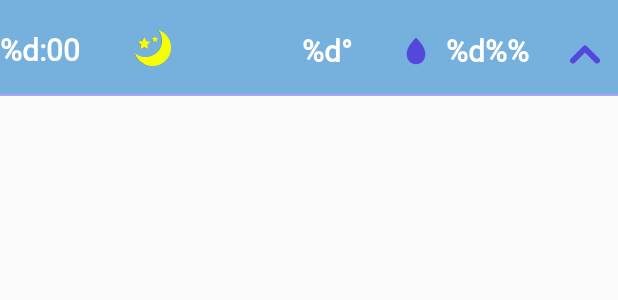
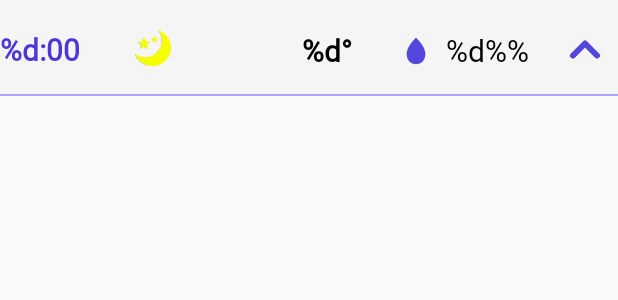
Before and after one commit to AliMoshtaq/weather-app-project, an Android app: the layout daily_hourly_item.xml on its own in the app's theme, with its tools: preview values and no code run, on a phone screen of 412 x 824 dp. Shown: the top 300 px of the screen. Run offline under Robolectric (Android 15) with nearby library versions, the phone set to English and light mode, and no system bars.

Commit message:
daily title fixed

```diff
--- a/app/build.gradle
+++ b/app/build.gradle
@@ -4,6 +4,7 @@ plugins {
     id 'kotlin-android'
     id 'kotlin-kapt'
     id 'kotlin-android-extensions'
+
 }
 
 android {
--- a/app/src/main/res/drawable/bg_home_screen.xml
+++ b/app/src/main/res/drawable/bg_home_screen.xml
@@ -3,8 +3,8 @@
     <item>
         <shape>
             <gradient
-                android:startColor="#4434F9"
-                android:endColor="#6A64AD"
+                android:startColor="#4B86B4"
+                android:endColor="#4434F9"
                 android:angle="270"/>
         </shape>
     </item>
--- a/app/src/main/res/layout/daily_hourly_item.xml
+++ b/app/src/main/res/layout/daily_hourly_item.xml
@@ -14,7 +14,7 @@
         android:layout_marginTop="19dp"
         android:fontFamily="@font/inter"
         android:text="@string/daily_hour_second"
-        android:textColor="@color/white"
+        android:textColor="@color/blue"
         android:textSize="20sp"
         android:textStyle="bold"
         app:layout_constraintStart_toStartOf="parent"
@@ -39,7 +39,7 @@
         android:layout_marginEnd="32.75dp"
         android:fontFamily="@font/inter"
         android:text="@string/daily_temp_grade"
-        android:textColor="@color/white"
+        android:textColor="@color/black"
         android:textSize="20sp"
         android:textStyle="bold"
         app:layout_constraintEnd_toStartOf="@id/day_icon_drop"
@@ -64,9 +64,9 @@
         android:layout_marginTop="20dp"
         android:fontFamily="@font/inter"
         android:text="@string/daily_humidity_percent"
-        android:textColor="@color/white"
+        android:textColor="@color/black"
         android:textSize="20sp"
-        android:textStyle="bold"
+
         app:layout_constraintStart_toEndOf="@id/day_icon_drop"
         app:layout_constraintTop_toTopOf="parent" />
 
@@ -74,7 +74,7 @@
         android:id="@+id/arrow_icon"
         android:layout_width="wrap_content"
         android:layout_height="wrap_content"
-        android:layout_marginTop="25dp"
+        android:layout_marginTop="22dp"
         android:layout_marginEnd="10dp"
         android:contentDescription="@string/icon_arrow"
         android:src="@drawable/ic_arrow_expand"
--- a/app/src/main/res/layout/fragment_error.xml
+++ b/app/src/main/res/layout/fragment_error.xml
@@ -53,8 +53,4 @@
         app:layout_constraintEnd_toEndOf="parent"
         app:layout_constraintTop_toBottomOf="@+id/errorText"/>
 
-
-
-
-
 </androidx.constraintlayout.widget.ConstraintLayout>
--- a/app/src/main/res/values/colors.xml
+++ b/app/src/main/res/values/colors.xml
@@ -15,9 +15,9 @@
     <color name="colorRed">#C4FF0606</color>
 
     <color name="colorPrimaryLight">#62789E</color>
-    <color name="light_grey">#F0EFFF</color>
+    <color name="light_grey">#F0F8FF</color>
     <color name="light_blue">#B7D4EA</color>
-    <color name="sky_blue">#76B0DC</color>
+    <color name="sky_blue">#F5F5F5</color>
     <color name="color_grey">#CCCCCC</color>
     <color name="blue">#4D37D8</color>
 </resources>
--- a/app/src/main/res/values/strings.xml
+++ b/app/src/main/res/values/strings.xml
@@ -33,7 +33,7 @@
     <string name="daily_cloud_cover">Cloud cover</string>
     <string name="daily_perceived">Perceived</string>
     <string name="daily_humidity_percent">%d%%</string>
-    <string name="daily_date">%s  %d  %s</string>
+    <string name="daily_date">%1$s %2$d%3$s of %4$s</string>
     <string name="daily_situation">Today</string>
     <string name="daily_temp_grade">%d\u00B0</string>
     <string name="daily_humidity_grade">%d%%</string>
```
Also changed, not shown: app/src/main/java/co/develhope/meteoapp/model/ForecastModel.kt (+20 -10 lines), app/src/main/java/co/develhope/meteoapp/view/adapter/DailyScrAdapter.kt (+45 -13 lines).
